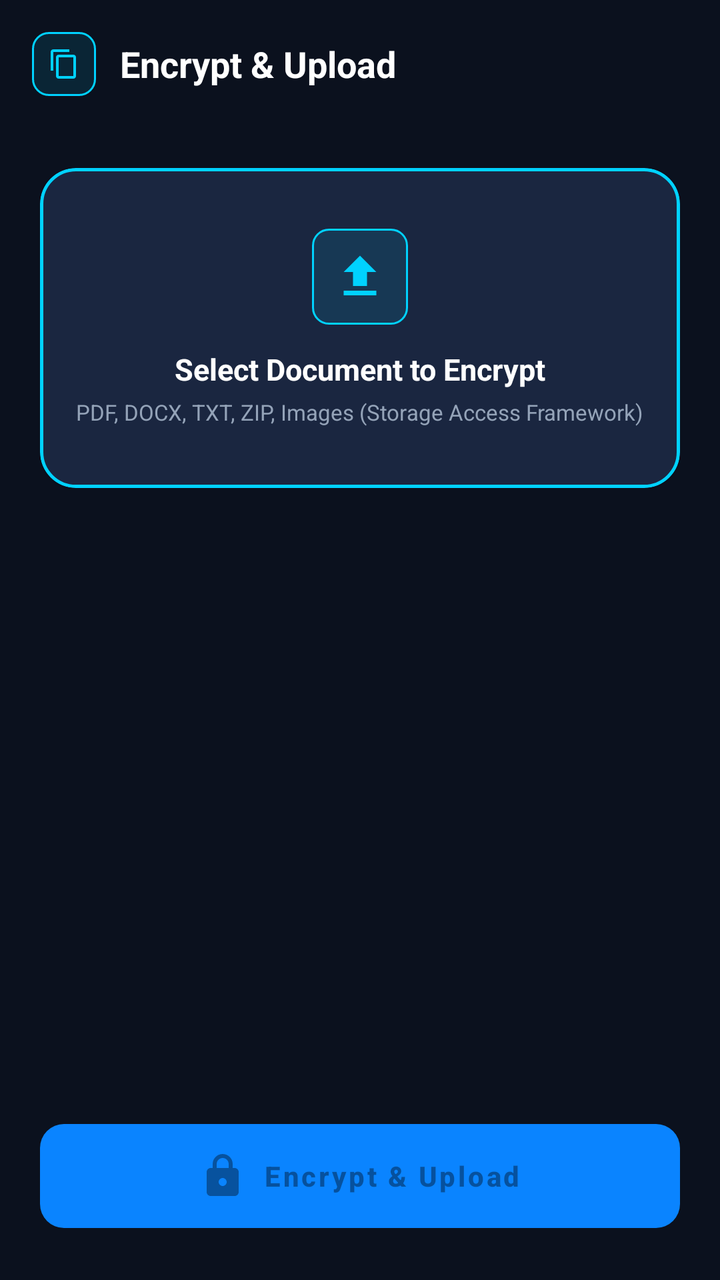
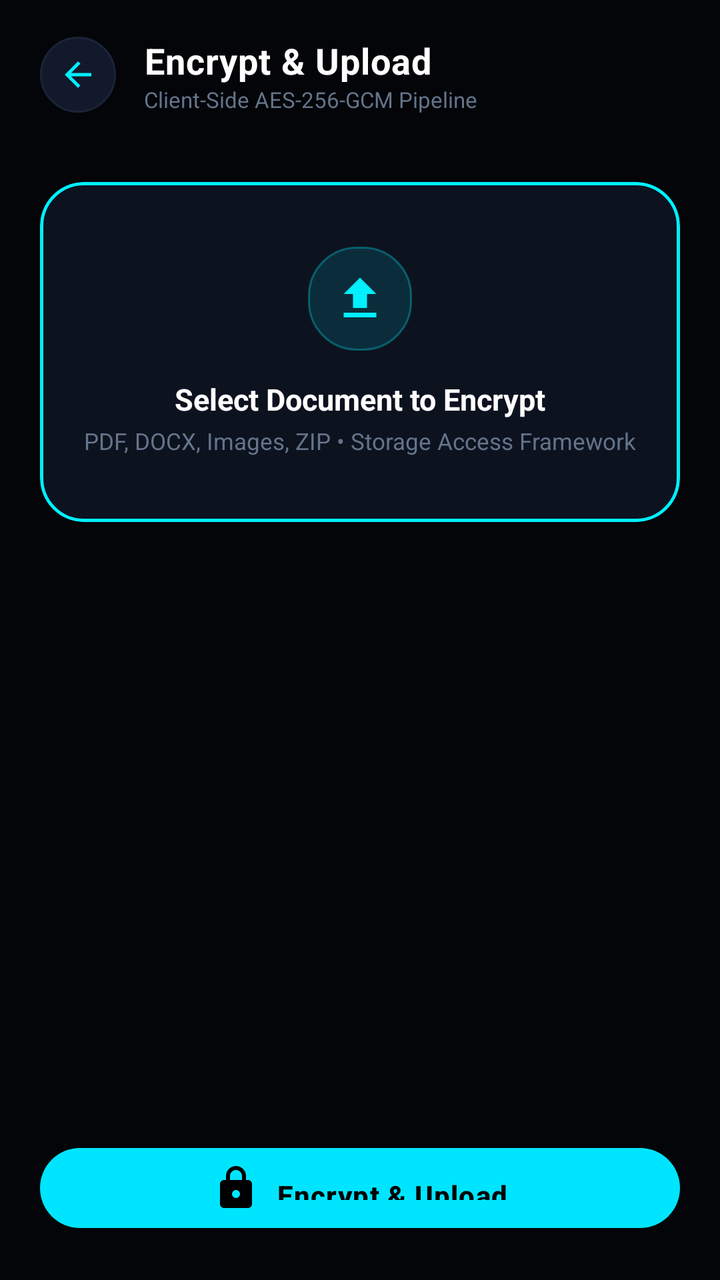

Compare the two renders of this Android layout. The source of the first and the diff that turns it into the second are given below.
<!-- AndroidManifest.xml: application theme Theme.SecureDrop -->
<!-- res/layout/activity_upload_file.xml -->
<?xml version="1.0" encoding="utf-8"?>
<LinearLayout xmlns:android="http://schemas.android.com/apk/res/android"
    xmlns:app="http://schemas.android.com/apk/res-auto"
    android:layout_width="match_parent"
    android:layout_height="match_parent"
    android:background="@color/bg_dark"
    android:orientation="vertical">

    
    <LinearLayout
        android:layout_width="match_parent"
        android:layout_height="wrap_content"
        android:gravity="center_vertical"
        android:orientation="horizontal"
        android:padding="16dp">

        <ImageView
            android:id="@+id/btnBack"
            android:layout_width="32dp"
            android:layout_height="32dp"
            android:background="@drawable/bg_badge_blue"
            android:padding="8dp"
            android:src="@drawable/ic_copy"
            app:tint="@color/brand_accent" />

        <TextView
            android:layout_width="0dp"
            android:layout_height="wrap_content"
            android:layout_marginStart="12dp"
            android:layout_weight="1"
            android:text="Encrypt &amp; Upload"
            android:textColor="@color/text_primary"
            android:textSize="18sp"
            android:textStyle="bold" />
    </LinearLayout>

    <ScrollView
        android:layout_width="match_parent"
        android:layout_height="0dp"
        android:layout_weight="1"
        android:fillViewport="true">

        <LinearLayout
            android:layout_width="match_parent"
            android:layout_height="wrap_content"
            android:orientation="vertical"
            android:padding="20dp">

            
            <com.google.android.material.card.MaterialCardView
                android:id="@+id/cardSelectFile"
                android:layout_width="match_parent"
                android:layout_height="160dp"
                app:cardBackgroundColor="@color/bg_surface_card"
                app:cardCornerRadius="18dp"
                app:strokeColor="@color/border_active"
                app:strokeWidth="1.5dp">

                <LinearLayout
                    android:layout_width="match_parent"
                    android:layout_height="match_parent"
                    android:gravity="center"
                    android:orientation="vertical"
                    android:padding="16dp">

                    <ImageView
                        android:layout_width="48dp"
                        android:layout_height="48dp"
                        android:background="@drawable/bg_badge_blue"
                        android:padding="10dp"
                        android:src="@drawable/ic_upload"
                        app:tint="@color/brand_accent" />

                    <TextView
                        android:layout_width="wrap_content"
                        android:layout_height="wrap_content"
                        android:layout_marginTop="12dp"
                        android:text="Select Document to Encrypt"
                        android:textColor="@color/text_primary"
                        android:textSize="15sp"
                        android:textStyle="bold" />

                    <TextView
                        android:layout_width="wrap_content"
                        android:layout_height="wrap_content"
                        android:layout_marginTop="4dp"
                        android:text="PDF, DOCX, TXT, ZIP, Images (Storage Access Framework)"
                        android:textColor="@color/text_secondary"
                        android:textSize="11sp" />
                </LinearLayout>
            </com.google.android.material.card.MaterialCardView>

            
            <com.google.android.material.card.MaterialCardView
                android:id="@+id/cardFilePreview"
                android:layout_width="match_parent"
                android:layout_height="wrap_content"
                android:layout_marginTop="20dp"
                android:visibility="gone"
                app:cardBackgroundColor="@color/bg_surface_card"
                app:cardCornerRadius="16dp"
                app:strokeColor="@color/border_subtle"
                app:strokeWidth="1dp">

                <LinearLayout
                    android:layout_width="match_parent"
                    android:layout_height="wrap_content"
                    android:orientation="vertical"
                    android:padding="16dp">

                    <TextView
                        android:id="@+id/tvSelectedFileName"
                        android:layout_width="wrap_content"
                        android:layout_height="wrap_content"
                        android:text="document.pdf"
                        android:textColor="@color/text_primary"
                        android:textSize="16sp"
                        android:textStyle="bold" />

                    <TextView
                        android:id="@+id/tvSelectedFileSize"
                        android:layout_width="wrap_content"
                        android:layout_height="wrap_content"
                        android:layout_marginTop="4dp"
                        android:text="Size: 1.2 MB • MIME: application/pdf"
                        android:textColor="@color/text_secondary"
                        android:textSize="12sp" />

                    <View
                        android:layout_width="match_parent"
                        android:layout_height="1dp"
                        android:layout_marginTop="12dp"
                        android:layout_marginBottom="12dp"
                        android:background="@color/divider_line" />

                    <TextView
                        android:layout_width="wrap_content"
                        android:layout_height="wrap_content"
                        android:text="CRYPTOGRAPHIC AUDIT SPECIFICATION"
                        android:textColor="@color/brand_accent"
                        android:textSize="11sp"
                        android:textStyle="bold" />

                    <TextView
                        android:id="@+id/tvCryptoAudit"
                        android:layout_width="wrap_content"
                        android:layout_height="wrap_content"
                        android:layout_marginTop="6dp"
                        android:fontFamily="monospace"
                        android:text="Algorithm: AES-256-GCM\nKey Protection: Android Keystore\nPlaintext SHA-256: calculating..."
                        android:textColor="@color/text_secondary"
                        android:textSize="11sp" />
                </LinearLayout>
            </com.google.android.material.card.MaterialCardView>

            
            <LinearLayout
                android:id="@+id/layoutProgress"
                android:layout_width="match_parent"
                android:layout_height="wrap_content"
                android:layout_marginTop="20dp"
                android:background="@drawable/bg_card_cyber"
                android:orientation="vertical"
                android:padding="16dp"
                android:visibility="gone">

                <TextView
                    android:id="@+id/tvProgressStatus"
                    android:layout_width="wrap_content"
                    android:layout_height="wrap_content"
                    android:text="Encrypting payload with AES-256-GCM..."
                    android:textColor="@color/brand_accent"
                    android:textSize="13sp"
                    android:textStyle="bold" />

                <ProgressBar
                    android:id="@+id/pbUpload"
                    style="@style/Widget.AppCompat.ProgressBar.Horizontal"
                    android:layout_width="match_parent"
                    android:layout_height="8dp"
                    android:layout_marginTop="10dp"
                    android:indeterminate="true"
                    android:progressTint="@color/brand_accent" />
            </LinearLayout>

            <TextView
                android:id="@+id/tvUploadError"
                android:layout_width="match_parent"
                android:layout_height="wrap_content"
                android:layout_marginTop="14dp"
                android:background="@drawable/bg_badge_red"
                android:padding="10dp"
                android:textColor="@color/security_red"
                android:textSize="12sp"
                android:visibility="gone" />

            <View
                android:layout_width="match_parent"
                android:layout_height="0dp"
                android:layout_weight="1" />

            <com.google.android.material.button.MaterialButton
                android:id="@+id/btnStartEncryption"
                style="@style/SecureDropButton"
                android:layout_width="match_parent"
                android:layout_height="wrap_content"
                android:layout_marginTop="24dp"
                android:enabled="false"
                android:text="Encrypt &amp; Upload"
                app:icon="@drawable/ic_lock"
                app:iconGravity="textStart" />
        </LinearLayout>
    </ScrollView>
</LinearLayout>
<!-- resources referenced by this layout -->
<resources>
  <color name="bg_dark">#0B111E</color>
  <color name="bg_surface_card">#1A2640</color>
  <color name="border_active">#00D2FF</color>
  <color name="border_subtle">#2A3B5C</color>
  <color name="brand_accent">#00D2FF</color>
  <color name="divider_line">#1E2C44</color>
  <color name="security_red">#FF3B30</color>
  <!-- drawable bg_badge_blue (drawable) -->
  <?xml version="1.0" encoding="utf-8"?>
  <shape xmlns:android="http://schemas.android.com/apk/res/android"
      android:shape="rectangle">
      <solid android:color="@color/security_blue_bg" />
      <corners android:radius="8dp" />
      <stroke
          android:width="1dp"
          android:color="@color/security_blue" />
  </shape>
  <!-- drawable bg_badge_red (drawable) -->
  <?xml version="1.0" encoding="utf-8"?>
  <shape xmlns:android="http://schemas.android.com/apk/res/android"
      android:shape="rectangle">
      <solid android:color="@color/security_red_bg" />
      <corners android:radius="8dp" />
      <stroke
          android:width="1dp"
          android:color="@color/security_red" />
  </shape>
  <!-- drawable bg_card_cyber (drawable) -->
  <?xml version="1.0" encoding="utf-8"?>
  <shape xmlns:android="http://schemas.android.com/apk/res/android"
      android:shape="rectangle">
      <solid android:color="@color/bg_surface_card" />
      <corners android:radius="16dp" />
      <stroke
          android:width="1dp"
          android:color="@color/border_subtle" />
  </shape>
  <!-- drawable ic_copy (drawable) -->
  <?xml version="1.0" encoding="utf-8"?>
  <vector xmlns:android="http://schemas.android.com/apk/res/android"
      android:width="24dp"
      android:height="24dp"
      android:viewportWidth="24"
      android:viewportHeight="24">
      <path
          android:fillColor="#FFFFFFFF"
          android:pathData="M16,1H4c-1.1,0 -2,0.9 -2,2v14h2V3h12V1zm3,4H8c-1.1,0 -2,0.9 -2,2v14c0,1.1 0.9,2 2,2h11c1.1,0 2,-0.9 2,-2V7c0,-1.1 -0.9,-2 -2,-2zm0,16H8V7h11v14z"/>
  </vector>
  <style name="SecureDropButton" parent="Widget.MaterialComponents.Button">
          <item name="cornerRadius">12dp</item>
          <item name="android:textAllCaps">false</item>
          <item name="android:textStyle">bold</item>
          <item name="android:paddingTop">14dp</item>
          <item name="android:paddingBottom">14dp</item>
          <item name="backgroundTint">@color/brand_primary</item>
      </style>
  <style name="Theme.SecureDrop" parent="Theme.MaterialComponents.DayNight.NoActionBar">
          
          <item name="colorPrimary">@color/brand_primary</item>
          <item name="colorPrimaryVariant">@color/brand_primary_variant</item>
          <item name="colorOnPrimary">@color/white</item>
          
          <item name="colorSecondary">@color/brand_accent</item>
          <item name="colorSecondaryVariant">@color/brand_accent</item>
          <item name="colorOnSecondary">@color/bg_dark</item>
          
          <item name="android:statusBarColor">@color/bg_dark</item>
          <item name="android:navigationBarColor">@color/bg_dark</item>
          <item name="android:windowBackground">@color/bg_dark</item>
          <item name="android:windowLightStatusBar">false</item>
      </style>
  <color name="security_blue_bg">#1A00D2FF</color>
  <color name="security_blue">#00D2FF</color>
  <color name="security_red_bg">#1AFF3B30</color>
  <color name="brand_primary">#0A84FF</color>
  <color name="brand_primary_variant">#0066CC</color>
  <color name="white">#FFFFFF</color>
  <!-- unchanged entries left out for length: 4 -->
</resources>

<!-- the commit's change to res/layout/activity_upload_file.xml (unified diff, before → after) -->
@@ -12,33 +12,51 @@
         android:layout_height="wrap_content"
         android:gravity="center_vertical"
         android:orientation="horizontal"
-        android:padding="16dp">
+        android:paddingStart="20dp"
+        android:paddingTop="18dp"
+        android:paddingEnd="20dp"
+        android:paddingBottom="14dp">
 
         <ImageView
             android:id="@+id/btnBack"
-            android:layout_width="32dp"
-            android:layout_height="32dp"
-            android:background="@drawable/bg_badge_blue"
-            android:padding="8dp"
-            android:src="@drawable/ic_copy"
+            android:layout_width="38dp"
+            android:layout_height="38dp"
+            android:background="@drawable/bg_circle_icon_button"
+            android:padding="9dp"
+            android:src="@drawable/ic_arrow_back"
             app:tint="@color/brand_accent" />
 
-        <TextView
+        <LinearLayout
             android:layout_width="0dp"
             android:layout_height="wrap_content"
-            android:layout_marginStart="12dp"
+            android:layout_marginStart="14dp"
             android:layout_weight="1"
-            android:text="Encrypt &amp; Upload"
-            android:textColor="@color/text_primary"
-            android:textSize="18sp"
-            android:textStyle="bold" />
+            android:orientation="vertical">
+
+            <TextView
+                android:layout_width="wrap_content"
+                android:layout_height="wrap_content"
+                android:letterSpacing="0.02"
+                android:text="Encrypt &amp; Upload"
+                android:textColor="@color/text_primary"
+                android:textSize="18sp"
+                android:textStyle="bold" />
+
+            <TextView
+                android:layout_width="wrap_content"
+                android:layout_height="wrap_content"
+                android:text="Client-Side AES-256-GCM Pipeline"
+                android:textColor="@color/text_muted"
+                android:textSize="11sp" />
+        </LinearLayout>
     </LinearLayout>
 
     <ScrollView
         android:layout_width="match_parent"
         android:layout_height="0dp"
         android:layout_weight="1"
-        android:fillViewport="true">
+        android:fillViewport="true"
+        android:overScrollMode="never">
 
         <LinearLayout
             android:layout_width="match_parent"
@@ -50,9 +68,13 @@
             <com.google.android.material.card.MaterialCardView
                 android:id="@+id/cardSelectFile"
                 android:layout_width="match_parent"
-                android:layout_height="160dp"
+                android:layout_height="170dp"
+                android:clickable="true"
+                android:focusable="true"
+                android:foreground="?android:attr/selectableItemBackground"
                 app:cardBackgroundColor="@color/bg_surface_card"
-                app:cardCornerRadius="18dp"
+                app:cardCornerRadius="22dp"
+                app:cardElevation="0dp"
                 app:strokeColor="@color/border_active"
                 app:strokeWidth="1.5dp">
 
@@ -61,20 +83,20 @@
                     android:layout_height="match_parent"
                     android:gravity="center"
                     android:orientation="vertical"
-                    android:padding="16dp">
+                    android:padding="20dp">
 
                     <ImageView
-                        android:layout_width="48dp"
-                        android:layout_height="48dp"
+                        android:layout_width="52dp"
+                        android:layout_height="52dp"
                         android:background="@drawable/bg_badge_blue"
-                        android:padding="10dp"
+                        android:padding="12dp"
                         android:src="@drawable/ic_upload"
                         app:tint="@color/brand_accent" />
 
                     <TextView
                         android:layout_width="wrap_content"
                         android:layout_height="wrap_content"
-                        android:layout_marginTop="12dp"
+                        android:layout_marginTop="14dp"
                         android:text="Select Document to Encrypt"
                         android:textColor="@color/text_primary"
                         android:textSize="15sp"
@@ -83,10 +105,10 @@
                     <TextView
                         android:layout_width="wrap_content"
                         android:layout_height="wrap_content"
-                        android:layout_marginTop="4dp"
-                        android:text="PDF, DOCX, TXT, ZIP, Images (Storage Access Framework)"
-                        android:textColor="@color/text_secondary"
-                        android:textSize="11sp" />
+                        android:layout_marginTop="3dp"
+                        android:text="PDF, DOCX, Images, ZIP • Storage Access Framework"
+                        android:textColor="@color/text_muted"
+                        android:textSize="11.5sp" />
                 </LinearLayout>
             </com.google.android.material.card.MaterialCardView>
 
@@ -95,10 +117,11 @@
                 android:id="@+id/cardFilePreview"
                 android:layout_width="match_parent"
                 android:layout_height="wrap_content"
-                android:layout_marginTop="20dp"
+                android:layout_marginTop="18dp"
                 android:visibility="gone"
                 app:cardBackgroundColor="@color/bg_surface_card"
-                app:cardCornerRadius="16dp"
+                app:cardCornerRadius="20dp"
+                app:cardElevation="0dp"
                 app:strokeColor="@color/border_subtle"
                 app:strokeWidth="1dp">
 
@@ -106,7 +129,7 @@
                     android:layout_width="match_parent"
                     android:layout_height="wrap_content"
                     android:orientation="vertical"
-                    android:padding="16dp">
+                    android:padding="18dp">
 
                     <TextView
                         android:id="@+id/tvSelectedFileName"
@@ -121,7 +144,7 @@
                         android:id="@+id/tvSelectedFileSize"
                         android:layout_width="wrap_content"
                         android:layout_height="wrap_content"
-                        android:layout_marginTop="4dp"
+                        android:layout_marginTop="3dp"
                         android:text="Size: 1.2 MB • MIME: application/pdf"
                         android:textColor="@color/text_secondary"
                         android:textSize="12sp" />
@@ -136,19 +159,23 @@
                     <TextView
                         android:layout_width="wrap_content"
                         android:layout_height="wrap_content"
+                        android:letterSpacing="0.06"
                         android:text="CRYPTOGRAPHIC AUDIT SPECIFICATION"
                         android:textColor="@color/brand_accent"
-                        android:textSize="11sp"
+                        android:textSize="10.5sp"
                         android:textStyle="bold" />
 
                     <TextView
                         android:id="@+id/tvCryptoAudit"
-                        android:layout_width="wrap_content"
-                        android:layout_height="wrap_content"
-                        android:layout_marginTop="6dp"
+                        android:layout_width="match_parent"
+                        android:layout_height="wrap_content"
+                        android:layout_marginTop="8dp"
+                        android:background="@drawable/bg_input_field"
                         android:fontFamily="monospace"
+                        android:lineSpacingExtra="3dp"
+                        android:padding="12dp"
                         android:text="Algorithm: AES-256-GCM\nKey Protection: Android Keystore\nPlaintext SHA-256: calculating..."
-                        android:textColor="@color/text_secondary"
+                        android:textColor="@color/security_green"
                         android:textSize="11sp" />
                 </LinearLayout>
             </com.google.android.material.card.MaterialCardView>
@@ -158,10 +185,10 @@
                 android:id="@+id/layoutProgress"
                 android:layout_width="match_parent"
                 android:layout_height="wrap_content"
-                android:layout_marginTop="20dp"
+                android:layout_marginTop="18dp"
                 android:background="@drawable/bg_card_cyber"
                 android:orientation="vertical"
-                android:padding="16dp"
+                android:padding="18dp"
                 android:visibility="gone">
 
                 <TextView
@@ -177,8 +204,8 @@
                     android:id="@+id/pbUpload"
                     style="@style/Widget.AppCompat.ProgressBar.Horizontal"
                     android:layout_width="match_parent"
-                    android:layout_height="8dp"
-                    android:layout_marginTop="10dp"
+                    android:layout_height="6dp"
+                    android:layout_marginTop="12dp"
                     android:indeterminate="true"
                     android:progressTint="@color/brand_accent" />
             </LinearLayout>
@@ -189,7 +216,7 @@
                 android:layout_height="wrap_content"
                 android:layout_marginTop="14dp"
                 android:background="@drawable/bg_badge_red"
-                android:padding="10dp"
+                android:padding="12dp"
                 android:textColor="@color/security_red"
                 android:textSize="12sp"
                 android:visibility="gone" />
@@ -203,12 +230,14 @@
                 android:id="@+id/btnStartEncryption"
                 style="@style/SecureDropButton"
                 android:layout_width="match_parent"
-                android:layout_height="wrap_content"
+                android:layout_height="52dp"
                 android:layout_marginTop="24dp"
                 android:enabled="false"
                 android:text="Encrypt &amp; Upload"
+                android:textColor="@color/black"
                 app:icon="@drawable/ic_lock"
-                app:iconGravity="textStart" />
+                app:iconGravity="textStart"
+                app:iconTint="@color/black" />
         </LinearLayout>
     </ScrollView>
 </LinearLayout>
<!-- resource entries referenced after the edit -->
@@ -1,28 +1,31 @@
 <!-- resources referenced by this layout -->
 <resources>
-  <color name="bg_dark">#0B111E</color>
-  <color name="bg_surface_card">#1A2640</color>
-  <color name="border_active">#00D2FF</color>
-  <color name="border_subtle">#2A3B5C</color>
-  <color name="brand_accent">#00D2FF</color>
-  <color name="divider_line">#1E2C44</color>
-  <color name="security_red">#FF3B30</color>
+  <color name="bg_dark">#030508</color>
+  <color name="bg_surface_card">#0D121F</color>
+  <color name="black">#000000</color>
+  <color name="border_active">#00F0FF</color>
+  <color name="border_subtle">#1A2438</color>
+  <color name="brand_accent">#00F0FF</color>
+  <color name="divider_line">#121929</color>
+  <color name="security_green">#00FF9D</color>
+  <color name="security_red">#FF2A55</color>
+  <color name="text_muted">#64748B</color>
   <!-- drawable bg_badge_blue (drawable) -->
   <?xml version="1.0" encoding="utf-8"?>
   <shape xmlns:android="http://schemas.android.com/apk/res/android"
       android:shape="rectangle">
       <solid android:color="@color/security_blue_bg" />
-      <corners android:radius="8dp" />
+      <corners android:radius="24dp" />
       <stroke
           android:width="1dp"
-          android:color="@color/security_blue" />
+          android:color="@color/border_glow" />
   </shape>
   <!-- drawable bg_badge_red (drawable) -->
   <?xml version="1.0" encoding="utf-8"?>
   <shape xmlns:android="http://schemas.android.com/apk/res/android"
       android:shape="rectangle">
       <solid android:color="@color/security_red_bg" />
-      <corners android:radius="8dp" />
+      <corners android:radius="24dp" />
       <stroke
           android:width="1dp"
           android:color="@color/security_red" />
@@ -32,12 +35,35 @@
   <shape xmlns:android="http://schemas.android.com/apk/res/android"
       android:shape="rectangle">
       <solid android:color="@color/bg_surface_card" />
-      <corners android:radius="16dp" />
+      <corners android:radius="20dp" />
       <stroke
           android:width="1dp"
           android:color="@color/border_subtle" />
   </shape>
-  <!-- drawable ic_copy (drawable) -->
+  <!-- drawable bg_circle_icon_button (drawable) -->
+  <?xml version="1.0" encoding="utf-8"?>
+  <ripple xmlns:android="http://schemas.android.com/apk/res/android"
+      android:color="@color/brand_accent_glow">
+      <item>
+          <shape android:shape="oval">
+              <solid android:color="@color/bg_surface_elevated" />
+              <stroke
+                  android:width="1dp"
+                  android:color="@color/border_subtle" />
+          </shape>
+      </item>
+  </ripple>
+  <!-- drawable bg_input_field (drawable) -->
+  <?xml version="1.0" encoding="utf-8"?>
+  <shape xmlns:android="http://schemas.android.com/apk/res/android"
+      android:shape="rectangle">
+      <solid android:color="@color/bg_input" />
+      <corners android:radius="14dp" />
+      <stroke
+          android:width="1dp"
+          android:color="@color/border_subtle" />
+  </shape>
+  <!-- drawable ic_arrow_back (drawable) -->
   <?xml version="1.0" encoding="utf-8"?>
   <vector xmlns:android="http://schemas.android.com/apk/res/android"
       android:width="24dp"
@@ -46,37 +72,41 @@
       android:viewportHeight="24">
       <path
           android:fillColor="#FFFFFFFF"
-          android:pathData="M16,1H4c-1.1,0 -2,0.9 -2,2v14h2V3h12V1zm3,4H8c-1.1,0 -2,0.9 -2,2v14c0,1.1 0.9,2 2,2h11c1.1,0 2,-0.9 2,-2V7c0,-1.1 -0.9,-2 -2,-2zm0,16H8V7h11v14z"/>
+          android:pathData="M20,11H7.83l5.59,-5.59L12,4l-8,8 8,8 1.41,-1.41L7.83,13H20v-2z"/>
   </vector>
   <style name="SecureDropButton" parent="Widget.MaterialComponents.Button">
-          <item name="cornerRadius">12dp</item>
+          <item name="cornerRadius">24dp</item>
           <item name="android:textAllCaps">false</item>
           <item name="android:textStyle">bold</item>
           <item name="android:paddingTop">14dp</item>
           <item name="android:paddingBottom">14dp</item>
           <item name="backgroundTint">@color/brand_primary</item>
+          <item name="android:textColor">@color/black</item>
+          <item name="android:letterSpacing">0.03</item>
       </style>
   <style name="Theme.SecureDrop" parent="Theme.MaterialComponents.DayNight.NoActionBar">
           
           <item name="colorPrimary">@color/brand_primary</item>
           <item name="colorPrimaryVariant">@color/brand_primary_variant</item>
-          <item name="colorOnPrimary">@color/white</item>
+          <item name="colorOnPrimary">@color/black</item>
           
           <item name="colorSecondary">@color/brand_accent</item>
           <item name="colorSecondaryVariant">@color/brand_accent</item>
-          <item name="colorOnSecondary">@color/bg_dark</item>
+          <item name="colorOnSecondary">@color/black</item>
           
           <item name="android:statusBarColor">@color/bg_dark</item>
           <item name="android:navigationBarColor">@color/bg_dark</item>
           <item name="android:windowBackground">@color/bg_dark</item>
           <item name="android:windowLightStatusBar">false</item>
       </style>
-  <color name="security_blue_bg">#1A00D2FF</color>
-  <color name="security_blue">#00D2FF</color>
-  <color name="security_red_bg">#1AFF3B30</color>
-  <color name="brand_primary">#0A84FF</color>
-  <color name="brand_primary_variant">#0066CC</color>
-  <color name="white">#FFFFFF</color>
+  <color name="security_blue_bg">#2000E5FF</color>
+  <color name="border_glow">#4D00F0FF</color>
+  <color name="security_red_bg">#20FF2A55</color>
+  <color name="brand_accent_glow">#4000F0FF</color>
+  <color name="bg_surface_elevated">#12192A</color>
+  <color name="bg_input">#06080F</color>
+  <color name="brand_primary">#00E5FF</color>
+  <color name="brand_primary_variant">#00B0FF</color>
   <!-- unchanged entries left out for length: 4 -->
 </resources>
 
